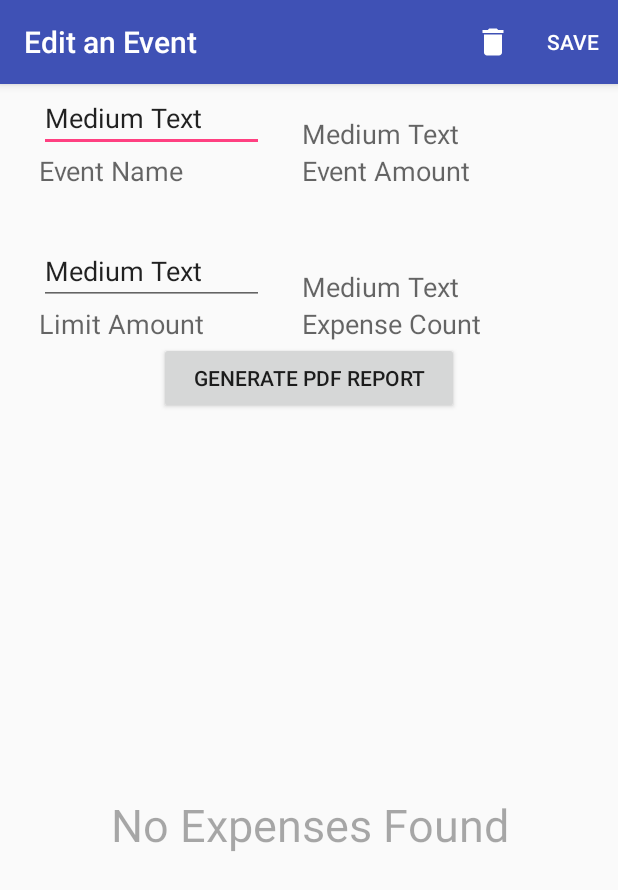
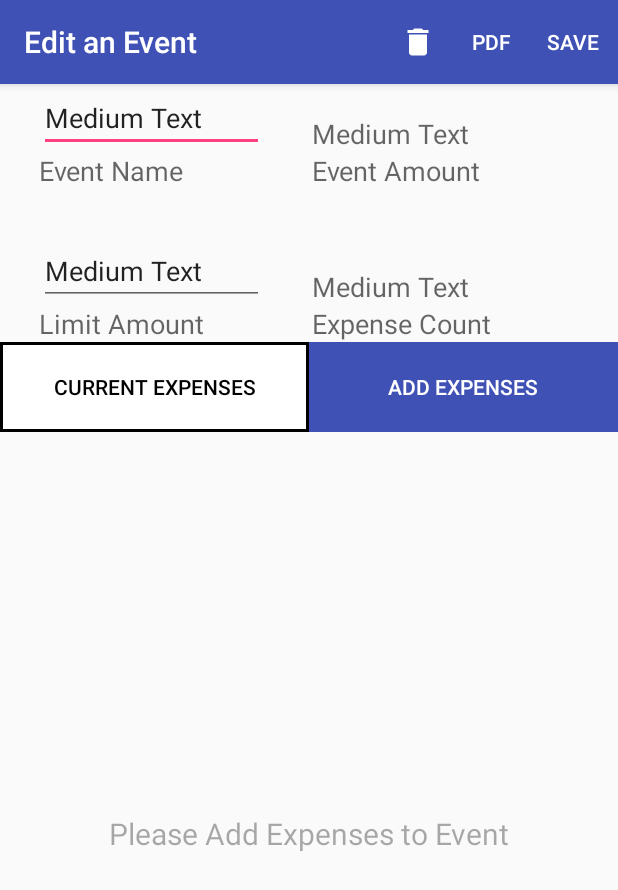
Before and after one commit to kwokinou/ExTrack, an Android app: the EditEventActivity screen opened directly, with no data from a screen before it, on a phone screen of 412 x 824 dp. Shown: the top 890 px of the screen. Run offline under Robolectric (Android 15) with nearby library versions, the phone set to English and light mode, and no system bars; 7 statements that could not run were skipped.

Commit message:
Event UI update

```diff
--- a/app/src/main/java/umbf16cs443/extrack/EditEventActivity.java
+++ b/app/src/main/java/umbf16cs443/extrack/EditEventActivity.java
@@ -2,6 +2,7 @@ package umbf16cs443.extrack;
 
 import android.content.DialogInterface;
 import android.content.Intent;
+import android.graphics.Color;
 import android.os.Build;
 import android.os.Bundle;
 import android.support.v4.app.FragmentTransaction;
@@ -10,8 +11,12 @@ import android.support.v7.app.AlertDialog;
 import android.support.v7.app.AppCompatActivity;
 import android.view.Menu;
 import android.view.MenuItem;
+import android.view.View;
+import android.widget.AdapterView;
 import android.widget.ArrayAdapter;
+import android.widget.Button;
 import android.widget.EditText;
+import android.widget.ListView;
 import android.widget.TextView;
 
 import java.util.ArrayList;
@@ -33,8 +38,76 @@ public class EditEventActivity extends AppCompatActivity {
     int layout;
 
     ArrayList<Expense> expenses;
-    ArrayAdapter<Expense> exAdapter;
-    ListFragment expenseListFrag;
+    ArrayList<Expense> eventExpenses;
+
+    public Event getEvent(){
+        return event;
+    }
+
+    public ArrayList<Expense> getExpenses(){
+        return expenses;
+    }
+
+    public void addExpenses(View view){
+        //update the two main buttons colors
+        Button btn1 = (Button) findViewById(R.id.addExps);
+        btn1.setTextColor(Color.BLACK);
+        btn1.setBackgroundResource(R.drawable.pressedbuttonshape);
+
+        Button btn2 = (Button) findViewById(R.id.curExps);
+        btn2.setTextColor(Color.WHITE);
+        btn2.setBackgroundResource(R.drawable.buttonshape);
+
+        expenses = db.getAllExpenses();
+
+        //display a message if no expenses assigned
+        if (expenses != null) {
+            AddExpsFragment addExpsFragment = new AddExpsFragment();
+
+            FragmentTransaction transaction = getSupportFragmentManager().beginTransaction();
+            transaction.replace(R.id.fragment_container2, addExpsFragment);
+            transaction.commit();
+        }
+
+        else{
+            HelpMsgFragment newFragment = new HelpMsgFragment();
+            FragmentTransaction transaction = getSupportFragmentManager().beginTransaction();
+            transaction.replace(R.id.fragment_container2, newFragment);
+            transaction.commit();
+        }
+    }
+
+    public void showCurExpenses(View view){
+        //update the two main buttons colors
+        Button btn1 = (Button) findViewById(R.id.curExps);
+        btn1.setTextColor(Color.BLACK);
+        btn1.setBackgroundResource(R.drawable.pressedbuttonshape);
+
+        Button btn2 = (Button) findViewById(R.id.addExps);
+        btn2.setTextColor(Color.WHITE);
+        btn2.setBackgroundResource(R.drawable.buttonshape);
+
+
+        eventExpenses = event.getExpenses();
+
+        //expenses = db.getAllExpenses();
+
+        //display a message if no expenses assigned
+        if (eventExpenses != null) {
+            EventExpsFragment eventExpsFragment = new EventExpsFragment();
+
+            FragmentTransaction transaction = getSupportFragmentManager().beginTransaction();
+            transaction.replace(R.id.fragment_container2, eventExpsFragment);
+            transaction.commit();
+        }
+
+        else{
+            HelpMsgFragment newFragment = new HelpMsgFragment();
+            FragmentTransaction transaction = getSupportFragmentManager().beginTransaction();
+            transaction.replace(R.id.fragment_container2, newFragment);
+            transaction.commit();
+        }
+    }
 
     @Override
     protected void onCreate(Bundle savedInstanceState) {
@@ -63,35 +136,16 @@ public class EditEventActivity extends AppCompatActivity {
 
 
         //*******************populate expenses belong to event in ListView*********************
+        //layout = Build.VERSION.SDK_INT >= Build.VERSION_CODES.HONEYCOMB ?
+          //      android.R.layout.simple_list_item_activated_1 : android.R.layout.simple_list_item_1;
+        showCurExpenses(null);
 
-        expenseListFrag = new ListFragment();
-        layout = Build.VERSION.SDK_INT >= Build.VERSION_CODES.HONEYCOMB ?
-                android.R.layout.simple_list_item_activated_1 : android.R.layout.simple_list_item_1;
-
-        expenses = event.getExpenses();
-
-        //display a message if no expenses assigned
-        if (expenses != null) {
-            exAdapter = new ArrayAdapter<Expense>(this, layout, expenses);
-            expenseListFrag.setListAdapter(exAdapter);
-
-            FragmentTransaction transaction = getSupportFragmentManager().beginTransaction();
-            transaction.replace(R.id.fragment_container2, expenseListFrag);
-            transaction.commit();
-        }
-
-        else{
-            HelpMsgFragment newFragment = new HelpMsgFragment();
-            FragmentTransaction transaction = getSupportFragmentManager().beginTransaction();
-            transaction.replace(R.id.fragment_container2, newFragment);
-            transaction.commit();
-        }
         //*************************************************************************************
     }
 
     //include save and delete button in menu bar
     public boolean onCreateOptionsMenu(Menu menu){
-        getMenuInflater().inflate(R.menu.edit_action_btns, menu);
+        getMenuInflater().inflate(R.menu.edit_event_menu_btns, menu);
         return true;
     }
 
@@ -101,13 +155,17 @@ public class EditEventActivity extends AppCompatActivity {
 
             //TODO user clicked on save to store updated Event object
             //return to activity showing all Events
-            case R.id.save:
+            case R.id.saveEvent:
                 finish();
+                break;
+
+            //TODO generate pdf
+            case R.id.pdf:
                 break;
 
             //user wants to deleted the selected Event object
             //prompt an alertdialog to confirm deletion
-            case R.id.delete:
+            case R.id.deleteEvent:
                 AlertDialog.Builder deleteDialog = new AlertDialog.Builder(this);
                 deleteDialog.setMessage("Delete event permanently?");
                 deleteDialog.setTitle("Delete Event");
--- a/app/src/main/res/layout/edit_an_event.xml
+++ b/app/src/main/res/layout/edit_an_event.xml
@@ -1,4 +1,5 @@
 <?xml version="1.0" encoding="utf-8"?>
+
 
 <LinearLayout xmlns:android="http://schemas.android.com/apk/res/android"
     android:orientation="vertical"
@@ -38,7 +39,8 @@
             android:text="Medium Text"
             android:id="@+id/eventAmt"
             android:layout_above="@+id/eventAmount_text"
-            android:layout_alignEnd="@+id/generatePDF" />
+            android:layout_toEndOf="@+id/eventName"
+            android:layout_marginStart="32dp" />
 
         <TextView
             android:layout_width="wrap_content"
@@ -70,14 +72,6 @@
             android:layout_below="@+id/limitAmt"
             android:layout_alignStart="@+id/limitAmt" />
 
-        <Button
-            android:layout_width="200dp"
-            android:layout_height="wrap_content"
-            android:text="Generate PDF Report"
-            android:id="@+id/generatePDF"
-            android:layout_below="@+id/limit_text"
-            android:layout_centerHorizontal="true" />
-
         <TextView
             android:layout_width="wrap_content"
             android:layout_height="wrap_content"
@@ -97,7 +91,39 @@
             android:layout_alignStart="@+id/expCount"
             android:layout_alignEnd="@+id/eventAmount_text" />
 
+
+
     </RelativeLayout>
+
+    <LinearLayout
+        android:id="@+id/buttons_layout"
+        android:layout_height="wrap_content"
+        android:layout_width="fill_parent"
+        >
+
+        <Button
+            android:id="@+id/curExps"
+            android:layout_width="wrap_content"
+            android:layout_height="wrap_content"
+            android:layout_weight="1"
+            android:text="Current Expenses"
+            android:textColor="#ffffff"
+            android:background="@drawable/buttonshape"
+            android:onClick="showCurExpenses">
+        </Button>
+
+        <Button
+            android:id="@+id/addExps"
+            android:layout_width="wrap_content"
+            android:layout_height="wrap_content"
+            android:layout_weight="1"
+            android:text="Add Expenses"
+            android:textColor="#ffffff"
+            android:background="@drawable/buttonshape"
+            android:onClick="addExpenses">
+        </Button>
+    </LinearLayout>
+
 
     <FrameLayout xmlns:android="http://schemas.android.com/apk/res/android"
         android:id="@+id/fragment_container2"
--- a/app/src/main/res/layout/help_msg.xml
+++ b/app/src/main/res/layout/help_msg.xml
@@ -4,7 +4,8 @@
     android:layout_width="match_parent"
     android:layout_height="match_parent"
     android:padding="2dp"
-    android:text="No Expenses Found"
-    android:textSize="30sp"
+    android:text="Please Add Expenses to Event"
+    android:textSize="20sp"
     android:textColor="#55000000"
-    android:gravity="center" />
+    android:gravity="center"
+    android:layout_centerVertical="true"/>
--- /dev/null
+++ b/app/src/main/res/menu/edit_event_menu_btns.xml
@@ -0,0 +1,23 @@
+<menu xmlns:android="http://schemas.android.com/apk/res/android"
+    xmlns:app="http://schemas.android.com/apk/res-auto"
+    >
+
+    <item
+        android:id="@+id/deleteEvent"
+        android:title="@string/action_delete"
+        android:icon="@drawable/ic_delete_black_24dp"
+        app:showAsAction="always"
+        />
+
+    <item
+        android:id="@+id/pdf"
+        android:title="PDF"
+        app:showAsAction="always"/>
+
+    <item
+        android:id="@+id/saveEvent"
+        android:title="@string/action_save"
+        app:showAsAction="always"
+        />
+
+</menu>
```
Also changed, not shown: app/src/main/java/umbf16cs443/extrack/AddExpsFragment.java (added, +92 -0 lines), app/src/main/java/umbf16cs443/extrack/EditExpActivity.java (+8 -2 lines), app/src/main/java/umbf16cs443/extrack/EventExpsFragment.java (added, +66 -0 lines), app/src/main/res/layout/add_an_exp.xml (+2 -20 lines).
